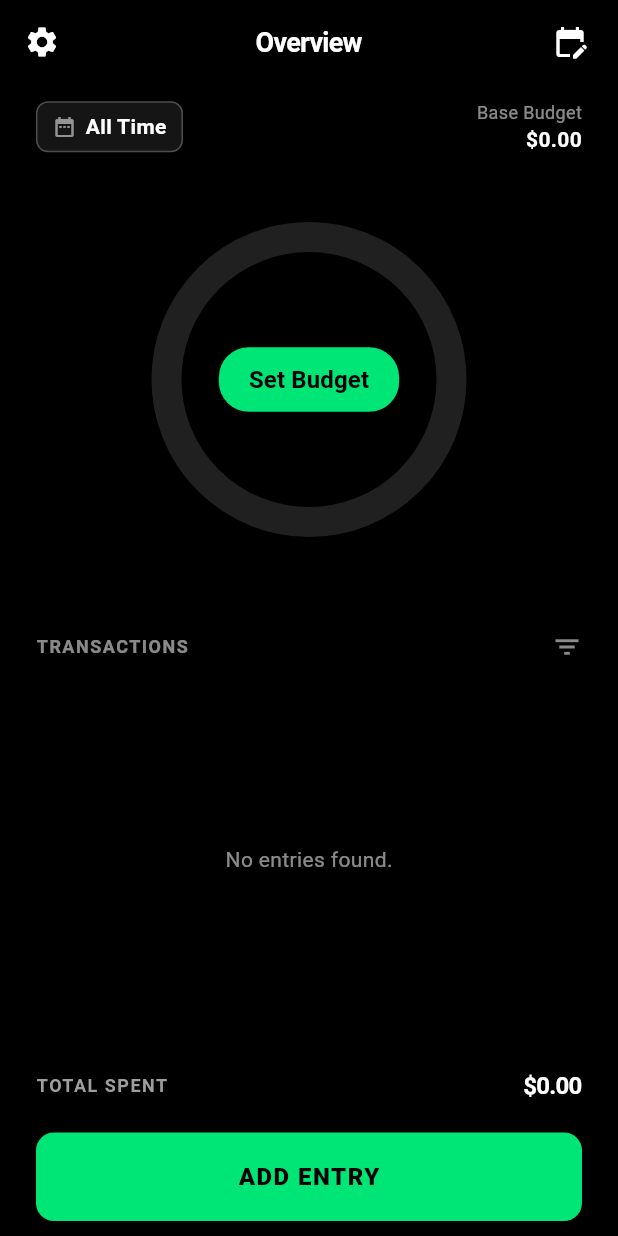
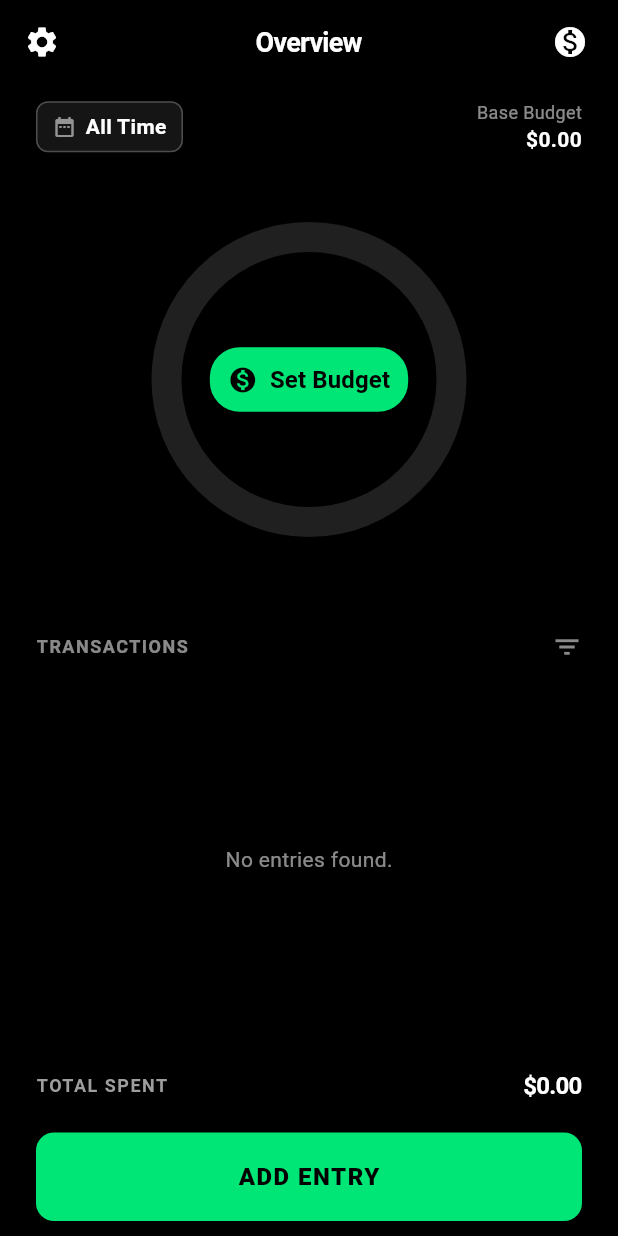
Before and after one commit to AashAppakonam/budgetingApp, a Flutter app: the screen it shows after launch, on a phone screen of 412 x 824 dp. Run offline on Flutter 3.47's test engine with Material 3 defaults, Android fonts, the phone set to English and light mode, and no system bars; our stand-ins replace csv, file_picker, flutter_colorpicker, shared_preferences.

Commit message:
Update Set Budget Icon and button
Changes set budget icon to something better
fitting to indicate money and budget.
Adds icon to set budget button.

Type: Improvement

```diff
--- a/lib/screens/main_screen.dart
+++ b/lib/screens/main_screen.dart
@@ -189,7 +189,7 @@ class MainScreen extends StatelessWidget {
         elevation: 0,
         actions: [
           IconButton(
-            icon: const Icon(Icons.edit_calendar),
+            icon: const Icon(Icons.monetization_on),
             onPressed: () => _showBudgetDialog(context),
             tooltip: 'Set Budget',
           ),
@@ -300,16 +300,17 @@ class MainScreen extends StatelessWidget {
                     ),
                     child: Center(
                       child: budgetState.totalBudget == 0
-                          ? ElevatedButton(
+                          ? ElevatedButton.icon(
                               style: ElevatedButton.styleFrom(
                                 backgroundColor: const Color(0xFF00E676),
                                 foregroundColor: Colors.black,
                                 elevation: 0,
                                 shape: RoundedRectangleBorder(borderRadius: BorderRadius.circular(20)),
-                                padding: const EdgeInsets.symmetric(horizontal: 20, vertical: 10),
+                                padding: const EdgeInsets.symmetric(horizontal: 12, vertical: 10),
                               ),
                               onPressed: () => _showBudgetDialog(context),
-                              child: const Text('Set Budget', style: TextStyle(fontWeight: FontWeight.bold, fontSize: 16)),
+                              icon: const Icon(Icons.monetization_on, size: 20),
+                              label: const Text('Set Budget', style: TextStyle(fontWeight: FontWeight.bold, fontSize: 16)),
                             )
                           : Column(
                               mainAxisAlignment: MainAxisAlignment.center,
```
